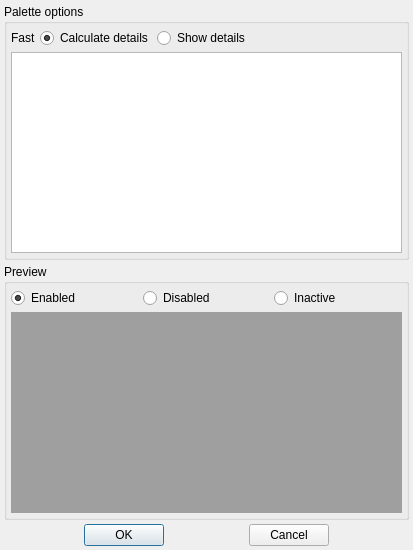
Above: src/property/dialogs/paletteeditdialog.ui from Gris87/ObjectController before the change. Below: the same form after it.
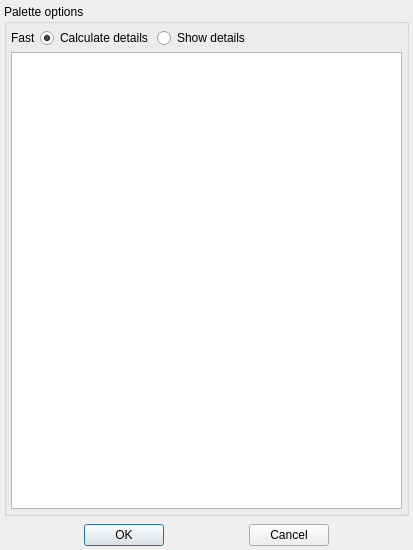
That is the form after the change.

Diff of the .ui file:
```diff
--- a/src/property/dialogs/paletteeditdialog.ui
+++ b/src/property/dialogs/paletteeditdialog.ui
@@ -173,9 +173,6 @@
         </item>
        </layout>
       </item>
-      <item>
-       <widget class="QMdiArea" name="demoMdiArea"/>
-      </item>
      </layout>
     </widget>
    </item>
```
Left out of the diff: 2 changed lines with no effect on the pictures.
